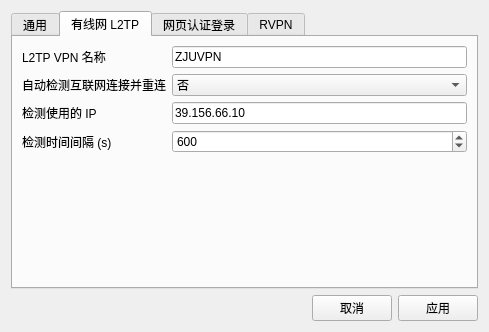
First picture: the form in settingwindow/settingwindow.ui, repository Mythologyli/ZJU-Connect-for-Windows, before the edit.
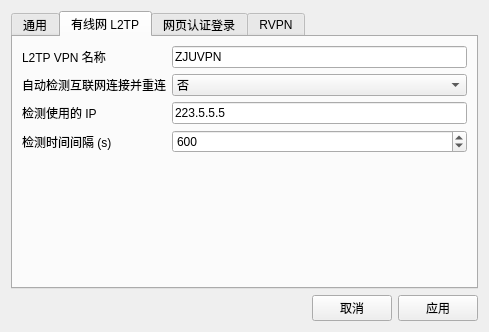
Second picture: the form after the edit. The open tabs and pages were chosen to show the change.

```diff
--- a/settingwindow/settingwindow.ui
+++ b/settingwindow/settingwindow.ui
@@ -286,7 +286,7 @@
        <item row="2" column="1">
         <widget class="QLineEdit" name="l2tpCheckIpLineEdit">
          <property name="text">
-          <string>39.156.66.10</string>
+          <string>223.5.5.5</string>
          </property>
         </widget>
        </item>
```
